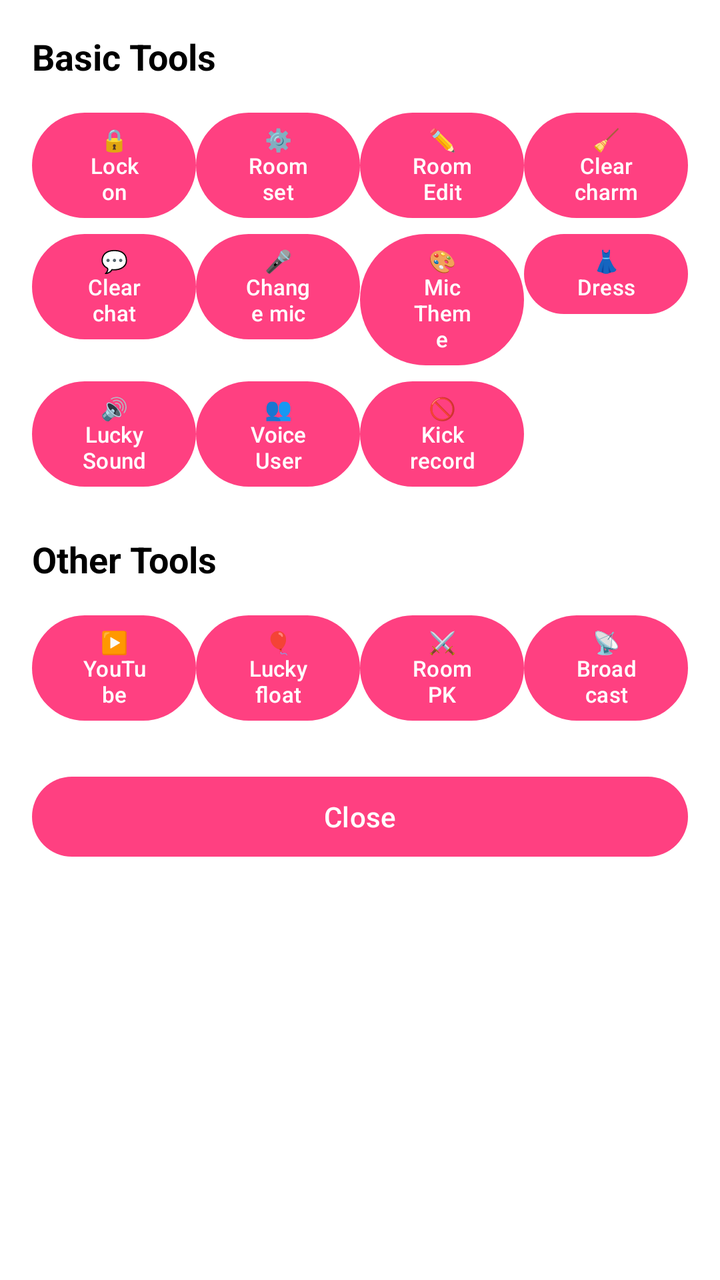
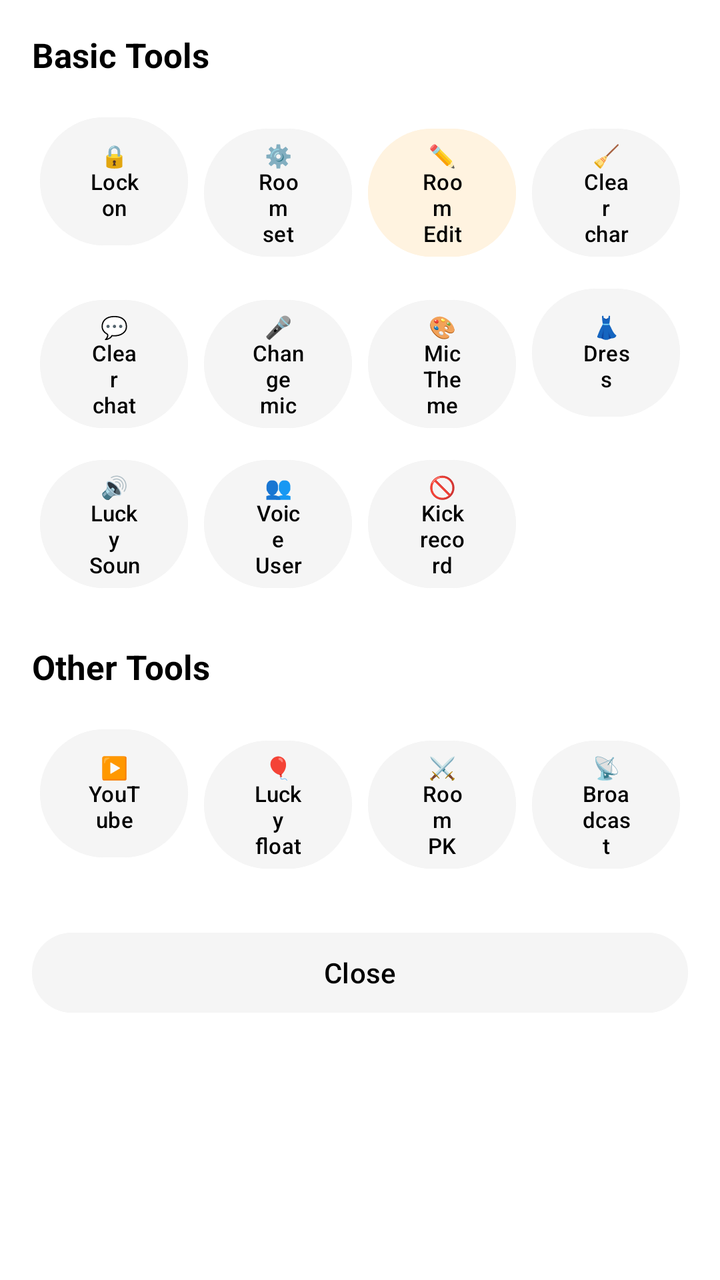

An Android layout rendered at two revisions. The XML below is the earlier revision; the diff shows what the commit changed to produce the second picture.
<!-- AndroidManifest.xml: application theme Theme.SRVoiceChat -->
<!-- res/layout/dialog_room_tools.xml -->
<?xml version="1.0" encoding="utf-8"?>
<ScrollView xmlns:android="http://schemas.android.com/apk/res/android"
    android:layout_width="match_parent"
    android:layout_height="wrap_content"
    android:background="@android:color/white"
    android:padding="16dp">

    <LinearLayout
        android:layout_width="match_parent"
        android:layout_height="wrap_content"
        android:orientation="vertical">

        <TextView
            android:layout_width="wrap_content"
            android:layout_height="wrap_content"
            android:text="Basic Tools"
            android:textSize="18sp"
            android:textStyle="bold"
            android:textColor="#000000" />

        <GridLayout
            android:layout_width="match_parent"
            android:layout_height="wrap_content"
            android:columnCount="4"
            android:rowCount="3"
            android:layout_marginTop="12dp">

            <Button android:id="@+id/toolLock" android:layout_width="0dp" android:layout_height="wrap_content" android:layout_columnWeight="1" android:text="🔒 Lock on" android:textSize="11sp" />
            <Button android:id="@+id/toolRoomSet" android:layout_width="0dp" android:layout_height="wrap_content" android:layout_columnWeight="1" android:text="⚙️ Room set" android:textSize="11sp" />
            <Button android:id="@+id/toolRoomEdit" android:layout_width="0dp" android:layout_height="wrap_content" android:layout_columnWeight="1" android:text="✏️ Room Edit" android:textSize="11sp" />
            <Button android:id="@+id/toolClearCharm" android:layout_width="0dp" android:layout_height="wrap_content" android:layout_columnWeight="1" android:text="🧹 Clear charm" android:textSize="11sp" />
            <Button android:id="@+id/toolClearChat" android:layout_width="0dp" android:layout_height="wrap_content" android:layout_columnWeight="1" android:text="💬 Clear chat" android:textSize="11sp" />
            <Button android:id="@+id/toolChangeMic" android:layout_width="0dp" android:layout_height="wrap_content" android:layout_columnWeight="1" android:text="🎤 Change mic" android:textSize="11sp" />
            <Button android:id="@+id/toolMicTheme" android:layout_width="0dp" android:layout_height="wrap_content" android:layout_columnWeight="1" android:text="🎨 Mic Theme" android:textSize="11sp" />
            <Button android:id="@+id/toolDress" android:layout_width="0dp" android:layout_height="wrap_content" android:layout_columnWeight="1" android:text="👗 Dress" android:textSize="11sp" />
            <Button android:id="@+id/toolLuckySound" android:layout_width="0dp" android:layout_height="wrap_content" android:layout_columnWeight="1" android:text="🔊 Lucky Sound" android:textSize="11sp" />
            <Button android:id="@+id/toolVoiceUser" android:layout_width="0dp" android:layout_height="wrap_content" android:layout_columnWeight="1" android:text="👥 Voice User" android:textSize="11sp" />
            <Button android:id="@+id/toolKickRecord" android:layout_width="0dp" android:layout_height="wrap_content" android:layout_columnWeight="1" android:text="🚫 Kick record" android:textSize="11sp" />
        </GridLayout>

        <TextView
            android:layout_width="wrap_content"
            android:layout_height="wrap_content"
            android:text="Other Tools"
            android:textSize="18sp"
            android:textStyle="bold"
            android:textColor="#000000"
            android:layout_marginTop="20dp" />

        <GridLayout
            android:layout_width="match_parent"
            android:layout_height="wrap_content"
            android:columnCount="4"
            android:layout_marginTop="12dp">

            <Button android:id="@+id/toolYoutube" android:layout_width="0dp" android:layout_height="wrap_content" android:layout_columnWeight="1" android:text="▶️ YouTube" android:textSize="11sp" />
            <Button android:id="@+id/toolLuckyFloat" android:layout_width="0dp" android:layout_height="wrap_content" android:layout_columnWeight="1" android:text="🎈 Lucky float" android:textSize="11sp" />
            <Button android:id="@+id/toolRoomPK" android:layout_width="0dp" android:layout_height="wrap_content" android:layout_columnWeight="1" android:text="⚔️ Room PK" android:textSize="11sp" />
            <Button android:id="@+id/toolBroadcast" android:layout_width="0dp" android:layout_height="wrap_content" android:layout_columnWeight="1" android:text="📡 Broadcast" android:textSize="11sp" />
        </GridLayout>

        <Button
            android:id="@+id/btnToolsClose"
            android:layout_width="match_parent"
            android:layout_height="wrap_content"
            android:text="Close"
            android:layout_marginTop="20dp" />
    </LinearLayout>
</ScrollView>
<!-- resources referenced by this layout -->
<resources>
  <style name="Theme.SRVoiceChat" parent="Theme.Material3.DayNight.NoActionBar">
          <item name="colorPrimary">#FF4081</item>
          <item name="android:statusBarColor">#FF4081</item>
          <item name="android:windowLightStatusBar">true</item>
      </style>
</resources>

<!-- the commit's change to res/layout/dialog_room_tools.xml (unified diff, before → after) -->
@@ -2,7 +2,7 @@
 <ScrollView xmlns:android="http://schemas.android.com/apk/res/android"
     android:layout_width="match_parent"
     android:layout_height="wrap_content"
-    android:background="@android:color/white"
+    android:background="#FFFFFF"
     android:padding="16dp">
 
     <LinearLayout
@@ -14,7 +14,7 @@
             android:layout_width="wrap_content"
             android:layout_height="wrap_content"
             android:text="Basic Tools"
-            android:textSize="18sp"
+            android:textSize="17sp"
             android:textStyle="bold"
             android:textColor="#000000" />
 
@@ -25,24 +25,24 @@
             android:rowCount="3"
             android:layout_marginTop="12dp">
 
-            <Button android:id="@+id/toolLock" android:layout_width="0dp" android:layout_height="wrap_content" android:layout_columnWeight="1" android:text="🔒 Lock on" android:textSize="11sp" />
-            <Button android:id="@+id/toolRoomSet" android:layout_width="0dp" android:layout_height="wrap_content" android:layout_columnWeight="1" android:text="⚙️ Room set" android:textSize="11sp" />
-            <Button android:id="@+id/toolRoomEdit" android:layout_width="0dp" android:layout_height="wrap_content" android:layout_columnWeight="1" android:text="✏️ Room Edit" android:textSize="11sp" />
-            <Button android:id="@+id/toolClearCharm" android:layout_width="0dp" android:layout_height="wrap_content" android:layout_columnWeight="1" android:text="🧹 Clear charm" android:textSize="11sp" />
-            <Button android:id="@+id/toolClearChat" android:layout_width="0dp" android:layout_height="wrap_content" android:layout_columnWeight="1" android:text="💬 Clear chat" android:textSize="11sp" />
-            <Button android:id="@+id/toolChangeMic" android:layout_width="0dp" android:layout_height="wrap_content" android:layout_columnWeight="1" android:text="🎤 Change mic" android:textSize="11sp" />
-            <Button android:id="@+id/toolMicTheme" android:layout_width="0dp" android:layout_height="wrap_content" android:layout_columnWeight="1" android:text="🎨 Mic Theme" android:textSize="11sp" />
-            <Button android:id="@+id/toolDress" android:layout_width="0dp" android:layout_height="wrap_content" android:layout_columnWeight="1" android:text="👗 Dress" android:textSize="11sp" />
-            <Button android:id="@+id/toolLuckySound" android:layout_width="0dp" android:layout_height="wrap_content" android:layout_columnWeight="1" android:text="🔊 Lucky Sound" android:textSize="11sp" />
-            <Button android:id="@+id/toolVoiceUser" android:layout_width="0dp" android:layout_height="wrap_content" android:layout_columnWeight="1" android:text="👥 Voice User" android:textSize="11sp" />
-            <Button android:id="@+id/toolKickRecord" android:layout_width="0dp" android:layout_height="wrap_content" android:layout_columnWeight="1" android:text="🚫 Kick record" android:textSize="11sp" />
+            <Button android:id="@+id/toolLock" android:layout_width="0dp" android:layout_height="72dp" android:layout_columnWeight="1" android:text="🔒\nLock on" android:textSize="11sp" android:textColor="#000000" android:backgroundTint="#F5F5F5" android:layout_margin="4dp" />
+            <Button android:id="@+id/toolRoomSet" android:layout_width="0dp" android:layout_height="72dp" android:layout_columnWeight="1" android:text="⚙️\nRoom set" android:textSize="11sp" android:textColor="#000000" android:backgroundTint="#F5F5F5" android:layout_margin="4dp" />
+            <Button android:id="@+id/toolRoomEdit" android:layout_width="0dp" android:layout_height="72dp" android:layout_columnWeight="1" android:text="✏️\nRoom Edit" android:textSize="11sp" android:textColor="#000000" android:backgroundTint="#FFF3E0" android:layout_margin="4dp" />
+            <Button android:id="@+id/toolClearCharm" android:layout_width="0dp" android:layout_height="72dp" android:layout_columnWeight="1" android:text="🧹\nClear charm" android:textSize="11sp" android:textColor="#000000" android:backgroundTint="#F5F5F5" android:layout_margin="4dp" />
+            <Button android:id="@+id/toolClearChat" android:layout_width="0dp" android:layout_height="72dp" android:layout_columnWeight="1" android:text="💬\nClear chat" android:textSize="11sp" android:textColor="#000000" android:backgroundTint="#F5F5F5" android:layout_margin="4dp" />
+            <Button android:id="@+id/toolChangeMic" android:layout_width="0dp" android:layout_height="72dp" android:layout_columnWeight="1" android:text="🎤\nChange mic" android:textSize="11sp" android:textColor="#000000" android:backgroundTint="#F5F5F5" android:layout_margin="4dp" />
+            <Button android:id="@+id/toolMicTheme" android:layout_width="0dp" android:layout_height="72dp" android:layout_columnWeight="1" android:text="🎨\nMic Theme" android:textSize="11sp" android:textColor="#000000" android:backgroundTint="#F5F5F5" android:layout_margin="4dp" />
+            <Button android:id="@+id/toolDress" android:layout_width="0dp" android:layout_height="72dp" android:layout_columnWeight="1" android:text="👗\nDress" android:textSize="11sp" android:textColor="#000000" android:backgroundTint="#F5F5F5" android:layout_margin="4dp" />
+            <Button android:id="@+id/toolLuckySound" android:layout_width="0dp" android:layout_height="72dp" android:layout_columnWeight="1" android:text="🔊\nLucky Sound" android:textSize="11sp" android:textColor="#000000" android:backgroundTint="#F5F5F5" android:layout_margin="4dp" />
+            <Button android:id="@+id/toolVoiceUser" android:layout_width="0dp" android:layout_height="72dp" android:layout_columnWeight="1" android:text="👥\nVoice User" android:textSize="11sp" android:textColor="#000000" android:backgroundTint="#F5F5F5" android:layout_margin="4dp" />
+            <Button android:id="@+id/toolKickRecord" android:layout_width="0dp" android:layout_height="72dp" android:layout_columnWeight="1" android:text="🚫\nKick record" android:textSize="11sp" android:textColor="#000000" android:backgroundTint="#F5F5F5" android:layout_margin="4dp" />
         </GridLayout>
 
         <TextView
             android:layout_width="wrap_content"
             android:layout_height="wrap_content"
             android:text="Other Tools"
-            android:textSize="18sp"
+            android:textSize="17sp"
             android:textStyle="bold"
             android:textColor="#000000"
             android:layout_marginTop="20dp" />
@@ -53,17 +53,20 @@
             android:columnCount="4"
             android:layout_marginTop="12dp">
 
-            <Button android:id="@+id/toolYoutube" android:layout_width="0dp" android:layout_height="wrap_content" android:layout_columnWeight="1" android:text="▶️ YouTube" android:textSize="11sp" />
-            <Button android:id="@+id/toolLuckyFloat" android:layout_width="0dp" android:layout_height="wrap_content" android:layout_columnWeight="1" android:text="🎈 Lucky float" android:textSize="11sp" />
-            <Button android:id="@+id/toolRoomPK" android:layout_width="0dp" android:layout_height="wrap_content" android:layout_columnWeight="1" android:text="⚔️ Room PK" android:textSize="11sp" />
-            <Button android:id="@+id/toolBroadcast" android:layout_width="0dp" android:layout_height="wrap_content" android:layout_columnWeight="1" android:text="📡 Broadcast" android:textSize="11sp" />
+            <Button android:id="@+id/toolYoutube" android:layout_width="0dp" android:layout_height="72dp" android:layout_columnWeight="1" android:text="▶️\nYouTube" android:textSize="11sp" android:textColor="#000000" android:backgroundTint="#F5F5F5" android:layout_margin="4dp" />
+            <Button android:id="@+id/toolLuckyFloat" android:layout_width="0dp" android:layout_height="72dp" android:layout_columnWeight="1" android:text="🎈\nLucky float" android:textSize="11sp" android:textColor="#000000" android:backgroundTint="#F5F5F5" android:layout_margin="4dp" />
+            <Button android:id="@+id/toolRoomPK" android:layout_width="0dp" android:layout_height="72dp" android:layout_columnWeight="1" android:text="⚔️\nRoom PK" android:textSize="11sp" android:textColor="#000000" android:backgroundTint="#F5F5F5" android:layout_margin="4dp" />
+            <Button android:id="@+id/toolBroadcast" android:layout_width="0dp" android:layout_height="72dp" android:layout_columnWeight="1" android:text="📡\nBroadcast" android:textSize="11sp" android:textColor="#000000" android:backgroundTint="#F5F5F5" android:layout_margin="4dp" />
         </GridLayout>
 
         <Button
             android:id="@+id/btnToolsClose"
             android:layout_width="match_parent"
-            android:layout_height="wrap_content"
+            android:layout_height="48dp"
             android:text="Close"
+            android:textColor="#000000"
+            android:textSize="14sp"
+            android:backgroundTint="#F5F5F5"
             android:layout_marginTop="20dp" />
     </LinearLayout>
 </ScrollView>
